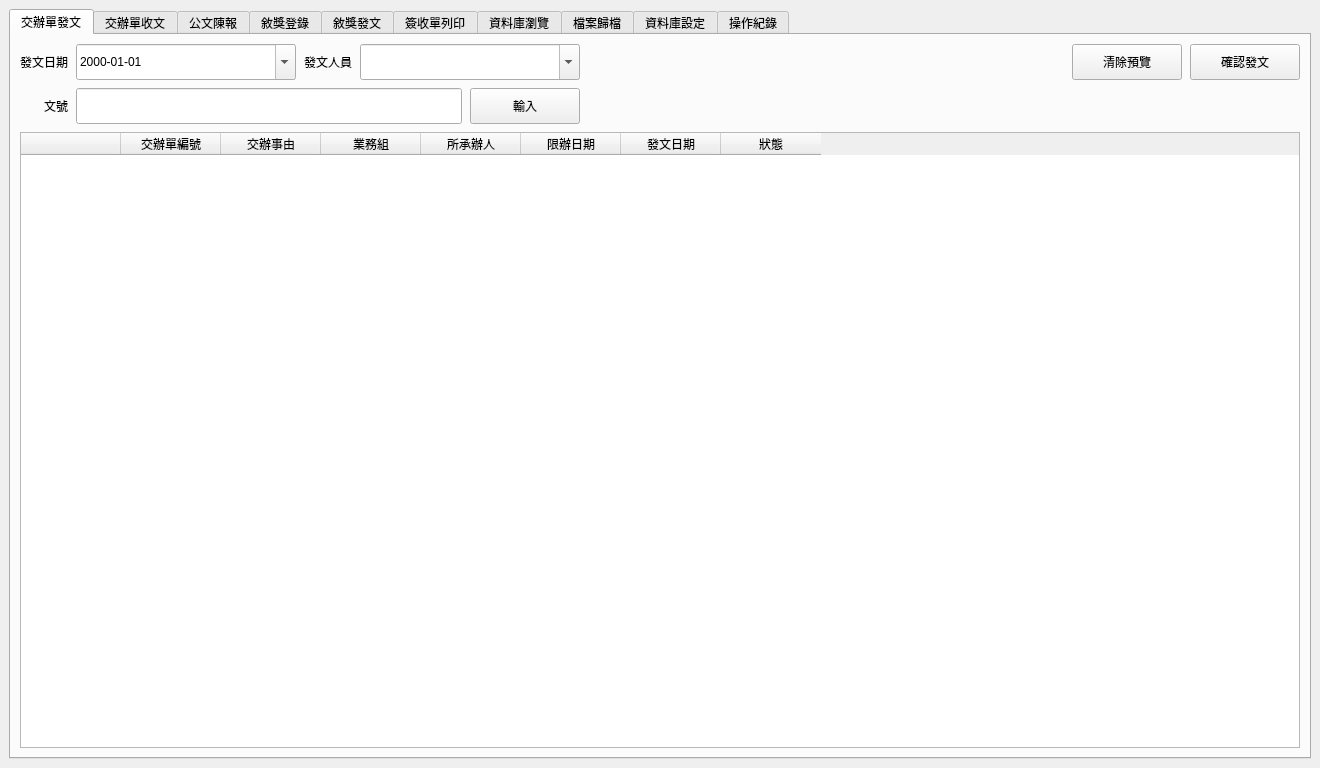
Before: the Qt Designer form layouts/Layout1.ui in jerrygskk/PoliceDocSys, drawn with Qt 5.
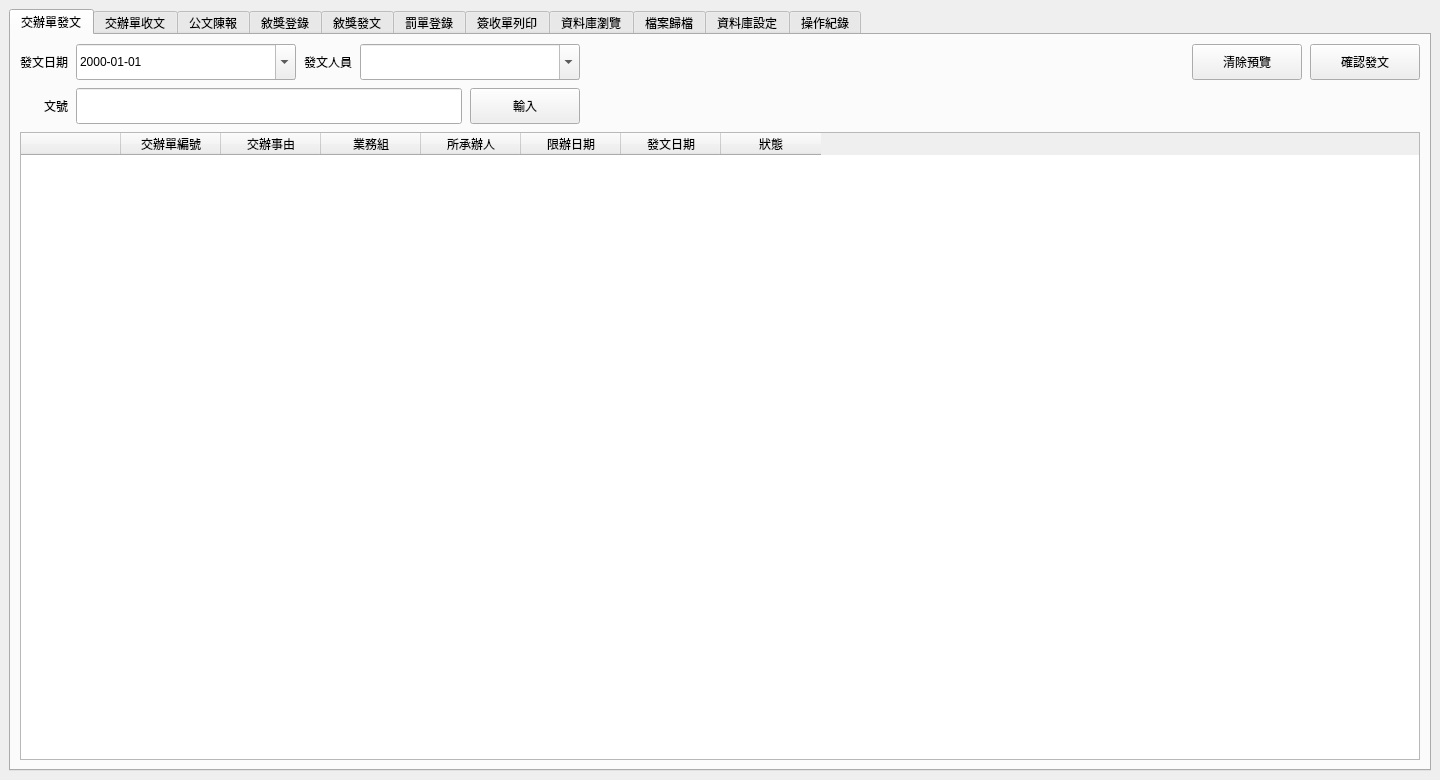
After: the same form once the commit is applied.

Commit message: feat(ticket): 新增罰單登錄（第 5 張公文表）並修補敘獎降權破口

Diff of the .ui file:
```diff
--- a/layouts/Layout1.ui
+++ b/layouts/Layout1.ui
@@ -3,7 +3,7 @@
  <class>MainWindow</class>
  <widget class="QMainWindow" name="MainWindow">
   <property name="geometry">
-   <rect><x>0</x><y>0</y><width>1320</width><height>768</height></rect>
+   <rect><x>0</x><y>0</y><width>1440</width><height>780</height></rect>
   </property>
   <property name="windowTitle"><string>公文管理系統</string></property>
   <widget class="QWidget" name="centralwidget">
@@ -127,9 +127,12 @@
       <widget class="QWidget" name="tab_reward">
        <attribute name="title"><string>敘獎登錄</string></attribute>
       </widget>
-      <widget class="QWidget" name="tab_ticket">
+      <widget class="QWidget" name="tab_reward_issue">
        <attribute name="title"><string>敘獎發文</string></attribute>
       </widget>
+      <widget class="QWidget" name="tab_ticket">
+       <attribute name="title"><string>罰單登錄</string></attribute>
+      </widget>
       <widget class="QWidget" name="tab_print">
        <attribute name="title"><string>簽收單列印</string></attribute>
       </widget>
```
The commit also changes 51 other files.
